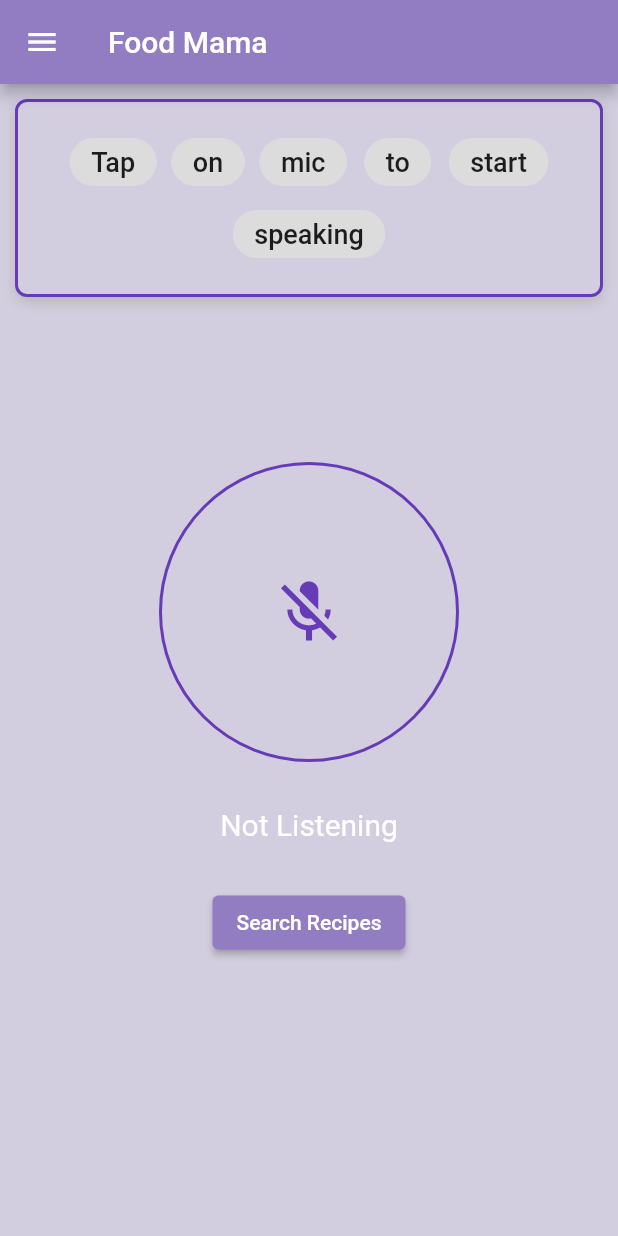
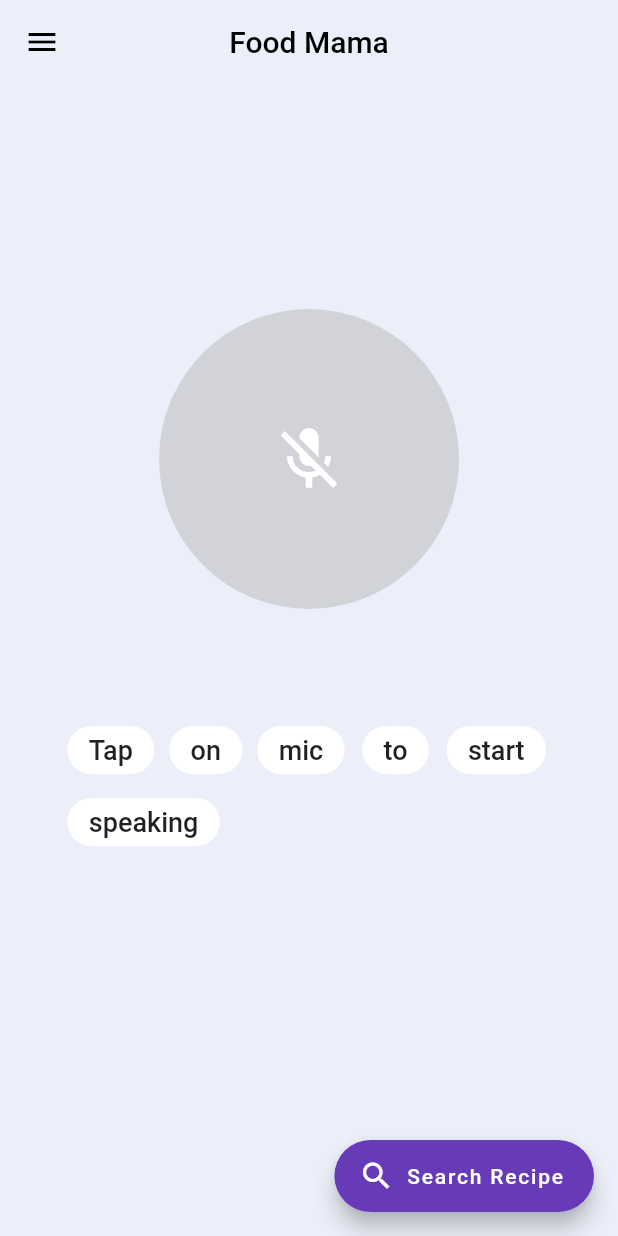
Before and after one commit to GajjarMiten/ReciGenie, a Flutter app: the screen it shows once a user with an empty profile is signed in, on a phone screen of 412 x 824 dp. Run offline on Flutter 3.47's test engine with Material 2 defaults, Android fonts, the phone set to English and light mode, and no system bars; our stand-ins replace animated_text_kit, cached_network_image, firebase_auth, firebase_core, permission_handler, speech_to_text and 1 more; accounts and stored records are empty.

Commit message:
styled Home

```diff
--- a/lib/main.dart
+++ b/lib/main.dart
@@ -52,7 +52,7 @@ class MyApp extends StatelessWidget {
         debugShowCheckedModeBanner: false,
         title: 'Auth Application',
         theme: ThemeData(
-            scaffoldBackgroundColor: Color(0xffD3CEDF),
+            scaffoldBackgroundColor: Color(0xffeceff9),
             primarySwatch: MaterialColor(
                 Color(0xff937DC2).value, getSwatch(Color(0xff937DC2))),
             backgroundColor: Colors.white,
--- a/lib/screens/overview_screen.dart
+++ b/lib/screens/overview_screen.dart
@@ -73,97 +73,7 @@ class _OverviewScreenState extends State<OverviewScreen> {
   @override
   Widget build(BuildContext context) {
     return Scaffold(
-      appBar: AppBar(
-        title: Text('Food Mama'),
-        leading: Icon(Icons.menu),
-      ),
-      body: SafeArea(
-        child: Column(
-          children: <Widget>[
-            Container(
-              margin: const EdgeInsets.all(10),
-              width: MediaQuery.of(context).size.width,
-              constraints: BoxConstraints(
-                minHeight: 100,
-              ),
-              decoration: BoxDecoration(
-                  boxShadow: [
-                    BoxShadow(
-                      color: Colors.grey.withOpacity(0.5),
-                      blurRadius: 7,
-                      offset: Offset(0, 3), // changes position of shadow
-                    ),
-                  ],
-                  color: Color(0xffD3CEDF),
-                  border: Border.all(
-                    width: 2,
-                    color: Theme.of(context).colorScheme.secondary,
-                  ),
-                  borderRadius: BorderRadius.circular(8)),
-              padding: EdgeInsets.all(16),
-              child: Wrap(
-                alignment: WrapAlignment.center,
-                crossAxisAlignment: WrapCrossAlignment.center,
-                direction: Axis.horizontal,
-                children: words
-                    .map(
-                      (e) => Padding(
-                        padding: const EdgeInsets.symmetric(horizontal: 5),
-                        child: Chip(
-                          label: Text(
-                            e + "\t",
-                            textAlign: TextAlign.center,
-                            style: TextStyle(fontSize: 18),
-                          ),
-                        ),
-                      ),
-                    )
-                    .toList(),
-              ),
-            ),
-            SizedBox(
-              height: 100,
-            ),
-            Column(
-              mainAxisSize: MainAxisSize.max,
-              mainAxisAlignment: MainAxisAlignment.center,
-              children: [
-                GestureDetector(
-                  onTap: _speechToText.isNotListening
-                      ? _startListening
-                      : _stopListening,
-                  child: Container(
-                    height: 200,
-                    width: 200,
-                    decoration: BoxDecoration(
-                        color: isListening
-                            ? Theme.of(context).colorScheme.secondary
-                            : null,
-                        shape: BoxShape.circle,
-                        border: Border.all(
-                          color: Theme.of(context).colorScheme.secondary,
-                          width: 2,
-                        )),
-                    child: Icon(
-                      !isListening ? Icons.mic_off : Icons.mic,
-                      color: !isListening
-                          ? Theme.of(context).colorScheme.secondary
-                          : Colors.white,
-                      size: 50,
-                    ),
-                  ),
-                ),
-                SizedBox(
-                  height: 30,
-                ),
-                Text(
-                  isListening ? "Listening" : "Not Listening",
-                  style: TextStyle(fontSize: 20, color: Colors.white),
-                ),
-                SizedBox(
-                  height: 30,
-                ),
-                ElevatedButton(
+      floatingActionButton: FloatingActionButton.extended(
         onPressed: () {
           if (_lastWords.isNotEmpty) {
             Navigator.of(context).push(
@@ -194,9 +104,98 @@ class _OverviewScreenState extends State<OverviewScreen> {
             );
           }
         },
-                  child: Text("Search Recipes"),
+        label: Text("Search Recipe"),
+        icon: Icon(Icons.search),
       ),
+      appBar: AppBar(
+        title: Text(
+          'Food Mama',
+          style: TextStyle(color: Colors.black),
+        ),
+        leading: Icon(
+          Icons.menu,
+          color: Colors.black,
+        ),
+        centerTitle: true,
+        elevation: 0,
+        backgroundColor: Color(0xffeceff9),
+      ),
+      body: SafeArea(
+        child: Column(
+          children: <Widget>[
+            SizedBox(
+              height: 150,
+            ),
+            Column(
+              mainAxisSize: MainAxisSize.max,
+              mainAxisAlignment: MainAxisAlignment.center,
+              children: [
+                GestureDetector(
+                  onTap: _speechToText.isNotListening
+                      ? _startListening
+                      : _stopListening,
+                  child: Container(
+                    height: 200,
+                    width: 200,
+                    decoration: BoxDecoration(
+                      color: isListening
+                          ? Color.fromARGB(255, 255, 67, 53)
+                          : Color.fromARGB(129, 184, 184, 184),
+                      boxShadow: [
+                        BoxShadow(
+                          color: isListening
+                              ? Colors.pink.withOpacity(0.2)
+                              : Colors.transparent,
+                          spreadRadius: 8,
+                          blurRadius: 20,
+                          offset: Offset(0, 3),
+                        )
                       ],
+                      shape: BoxShape.circle,
+                    ),
+                    child: Icon(
+                      !isListening ? Icons.mic_off : Icons.mic,
+                      color: Colors.white,
+                      size: 50,
+                    ),
+                  ),
+                ),
+                // SizedBox(
+                //   height: 30,
+                // ),
+                // Text(
+                //   isListening ? "Listening" : "Not Listening",
+                //   style: TextStyle(fontSize: 20, color: Colors.white),
+                // ),
+              ],
+            ),
+            Container(
+              margin: const EdgeInsets.all(20),
+              width: MediaQuery.of(context).size.width,
+              constraints: BoxConstraints(
+                minHeight: 100,
+              ),
+              padding: EdgeInsets.fromLTRB(20, 50, 20, 0),
+              child: Wrap(
+                alignment: WrapAlignment.start,
+                crossAxisAlignment: WrapCrossAlignment.center,
+                direction: Axis.horizontal,
+                children: words
+                    .map(
+                      (e) => Padding(
+                        padding: const EdgeInsets.symmetric(horizontal: 5),
+                        child: Chip(
+                          label: Text(
+                            e + "\t",
+                            textAlign: TextAlign.center,
+                            style: TextStyle(fontSize: 18),
+                          ),
+                          backgroundColor: Colors.white,
+                        ),
+                      ),
+                    )
+                    .toList(),
+              ),
             ),
             Spacer(),
           ],
```
Lines whose indentation alone changed are shown as unchanged.
